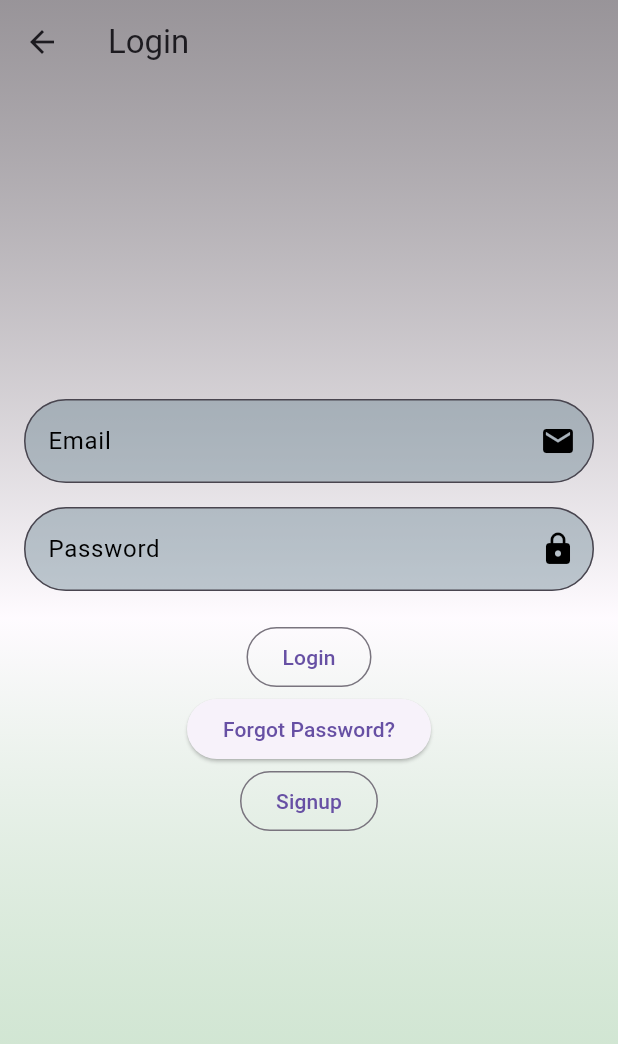
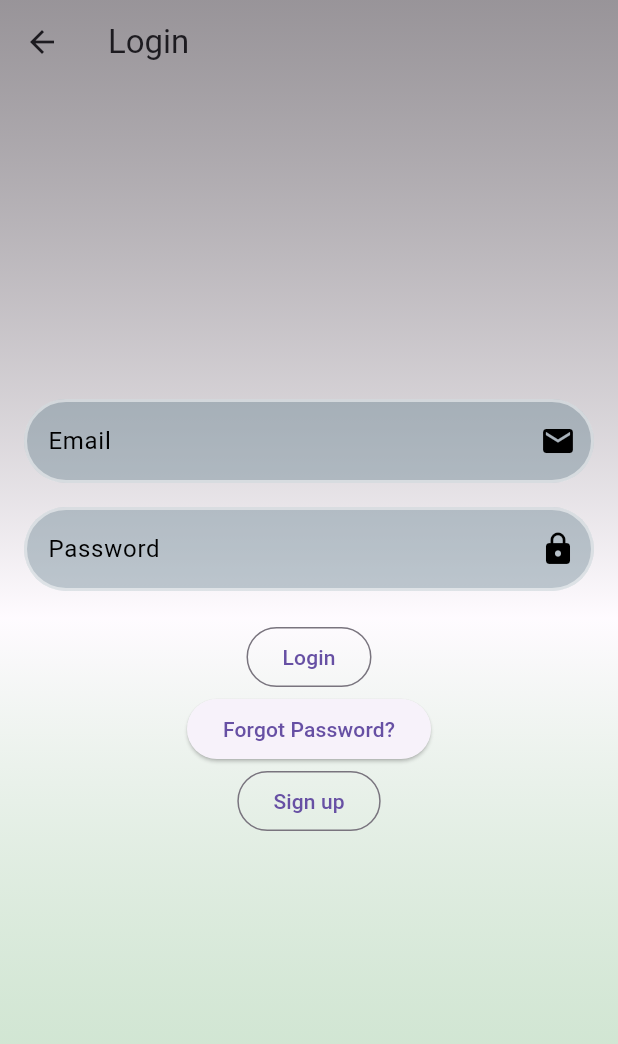
Before and after one commit to tech-slave/mobileapp, a Flutter app: the screen it shows after launch, after a tap on "Login", on a phone screen of 412 x 824 dp. Shown: the top 1044 px of the screen. Run offline on Flutter 3.47's test engine with Material 3 defaults, Android fonts, the phone set to English and light mode, and no system bars; our stand-ins replace cloud_firestore, firebase_auth, firebase_core; accounts and stored records are empty.

Commit message:
Some issues solved

```diff
--- a/techslave/lib/loginscreen.dart
+++ b/techslave/lib/loginscreen.dart
@@ -101,7 +101,7 @@ class _LoginscreenState extends State<Loginscreen> {
                     return Signupscreen();
                   }));
                 },
-                child: Text("Signup"),
+                child: Text("Sign up"),
               ),
             ],
           ),
@@ -112,12 +112,29 @@ class _LoginscreenState extends State<Loginscreen> {
 
   InputDecoration _buildInputDecoration(String label, IconData suffixIcon) {
     return InputDecoration(
+
       fillColor: Colors.blueGrey.withOpacity(0.4),
       // enabledBorder: const OutlineInputBorder(
       //     borderSide: BorderSide(color: Color(0x35949494))),
-      focusedBorder:
-          const OutlineInputBorder(borderSide: BorderSide(color: Colors.white)),
+      focusedBorder: OutlineInputBorder(
+        borderRadius: BorderRadius.circular(30.0),
+        borderSide: const BorderSide(
+          color: Colors.white, // Border color when focused
+          width: 2.5, // Increased border width when focused
+        ),
+      ),
+      enabledBorder: OutlineInputBorder(
+        borderRadius: BorderRadius.circular(30.0),
+        borderSide: const BorderSide(
+          color: Color(0x80FFFFFF) // 50% opacity (80 in hex)
+          , // Border color when enabled
+          width: 2.0, // Increased border width
+        ),
+      ),
+
+
       filled: true,
+
       labelStyle: const TextStyle(color: Colors.black),
       labelText: label,
       suffixIcon: Icon(suffixIcon, color: Colors.black),
--- a/techslave/lib/main.dart
+++ b/techslave/lib/main.dart
@@ -6,7 +6,6 @@ import 'package:techslave/homescreen.dart';
 import 'package:techslave/loginscreen.dart';
 import 'package:techslave/models/post.dart';
 import 'package:techslave/profilescreen.dart';
-
 
 import 'package:techslave/signupscreen.dart';
 import 'package:techslave/welcomescreen.dart';
@@ -32,6 +31,7 @@ class _MyAppState extends State<MyApp> {
   @override
   Widget build(BuildContext context) {
     return MaterialApp(
+      debugShowCheckedModeBanner: false,
       title: 'Flutter Firebase App',
       theme: ThemeData(useMaterial3: true),
       initialRoute: '/',
--- a/techslave/lib/welcomescreen.dart
+++ b/techslave/lib/welcomescreen.dart
@@ -33,14 +33,33 @@ class Welcomescreen extends StatelessWidget {
                 onPressed: () {
                   Navigator.pushNamed(context, '/login');
                 },
-                style: ElevatedButton.styleFrom(
-                  padding:
-                      const EdgeInsets.symmetric(horizontal: 50, vertical: 15),
-                  backgroundColor: Colors.blue,
-                  shape: RoundedRectangleBorder(
+                style: ButtonStyle(
+    backgroundColor: WidgetStateProperty.resolveWith<Color>((states) {
+      if (states.contains(WidgetState.pressed)) {
+        return const Color.fromARGB(255, 172, 186, 173); // Color when the button is clicked
+      }
+      return Colors.blue; // Default color
+    }),
+    padding: WidgetStateProperty.all<EdgeInsetsGeometry>(
+      const EdgeInsets.symmetric(horizontal: 50, vertical: 10),
+    ),
+    shape: WidgetStateProperty.all<RoundedRectangleBorder>(
+      RoundedRectangleBorder(
         borderRadius: BorderRadius.circular(20),
       ),
     ),
+  ),
+                // style:
+                // ElevatedButton.styleFrom(
+                //   padding:
+                //       const EdgeInsets.symmetric(horizontal: 50, vertical: 10),
+                //   backgroundColor: Colors.blue,
+                //   shape: RoundedRectangleBorder(
+                //     borderRadius: BorderRadius.circular(20),
+                //   ),
+                // ),
+
+
                 child: const Text(
                   'Login',
                   style: TextStyle(fontSize: 20, color: Colors.white),
@@ -51,16 +70,32 @@ class Welcomescreen extends StatelessWidget {
                 onPressed: () {
                   Navigator.pushNamed(context, '/signup');
                 },
-                style: ElevatedButton.styleFrom(
-                  padding:
-                      const EdgeInsets.symmetric(horizontal: 50, vertical: 15),
-                  backgroundColor: Colors.purple,
-                  shape: RoundedRectangleBorder(
+                style: ButtonStyle(
+    backgroundColor: WidgetStateProperty.resolveWith<Color>((states) {
+      if (states.contains(WidgetState.pressed)) {
+        return const Color.fromARGB(255, 131, 137, 131); // Color when the button is clicked
+      }
+      return Colors.purple; // Default color
+    }),
+    padding: WidgetStateProperty.all<EdgeInsetsGeometry>(
+      const EdgeInsets.symmetric(horizontal: 41, vertical: 10),
+    ),
+    shape: WidgetStateProperty.all<RoundedRectangleBorder>(
+      RoundedRectangleBorder(
         borderRadius: BorderRadius.circular(20),
       ),
     ),
+  ),
+                // style: ElevatedButton.styleFrom(
+                //   padding:
+                //       const EdgeInsets.symmetric(horizontal: 41, vertical: 10),
+                //   backgroundColor: Colors.purple,
+                //   shape: RoundedRectangleBorder(
+                //     borderRadius: BorderRadius.circular(20),
+                //   ),
+                // ),
                 child: const Text(
-                  'Sign Up',
+                  'Sign up',
                   style: TextStyle(fontSize: 20, color: Colors.white),
                 ),
               ),
```
Also changed, not shown: techslave/lib/signupscreen.dart (+36 -8 lines), 1 other file. Lines whose indentation alone changed are shown as unchanged.
